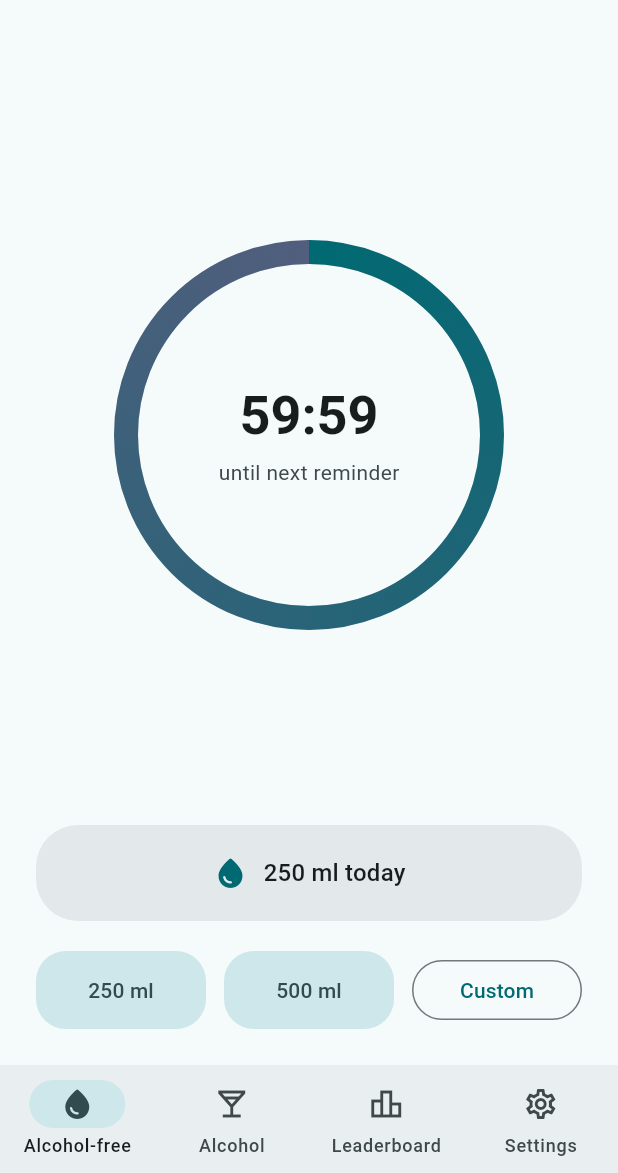
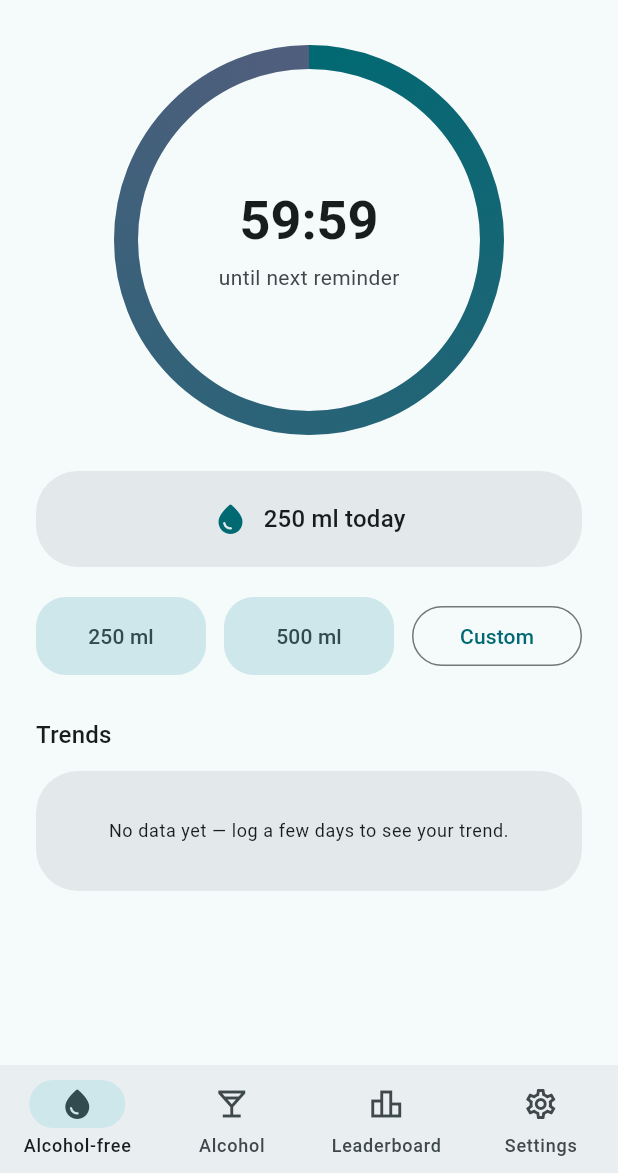
Before and after one commit to DevTimmOfTO/BetterDrink, a Flutter app: the screen it shows after launch, after a tap on an icon or button, on a phone screen of 412 x 824 dp, the part 63-1236 px from its top. Run offline on Flutter 3.47's test engine with Material 3 defaults, Android fonts, the phone set to English and light mode, and no system bars; our stand-ins replace fl_chart, flutter_local_notifications, flutter_riverpod, flutter_timezone, shared_preferences, timezone.

Commit message:
Add drink history charts and trends
Persists a day-bucketed hydration history (written at each day
rollover, 90-day retention) and derives alcohol day-buckets live from
the existing 30-day drink log, via a new pure bucketDrinksByDay/
fillMissingDays aggregator. Adds fl_chart and a themed HistoryChart
bar widget, shown as a "Trends" section on the Home and Alcohol tabs.
Verified on-device: empty state, live alcohol data, and seeded
multi-day hydration history all render correctly.

Co-Authored-By: Claude Sonnet 5 <noreply@anthropic.com>
Claude-Session: https://claude.ai/code/session_01BHWE5HpVm2vwhPCLGz9XNq

```diff
--- /dev/null
+++ b/lib/models/chart_point.dart
@@ -0,0 +1,7 @@
+/// One point in a day-bucketed trend chart.
+class ChartPoint {
+  const ChartPoint({required this.date, required this.value});
+
+  final DateTime date;
+  final double value;
+}
--- /dev/null
+++ b/lib/providers/alcohol_history_provider.dart
@@ -0,0 +1,12 @@
+import 'package:flutter_riverpod/flutter_riverpod.dart';
+
+import '../services/history_aggregator.dart';
+import 'alcohol_provider.dart';
+
+/// Derives per-day alcohol totals (grams of pure alcohol) directly from
+/// the in-memory drink list — no separate persistence needed since
+/// [alcoholProvider] already holds the full retained history.
+final alcoholHistoryProvider = Provider<Map<String, double>>((ref) {
+  final drinks = ref.watch(alcoholProvider);
+  return bucketDrinksByDay(drinks);
+});
--- /dev/null
+++ b/lib/providers/hydration_history_provider.dart
@@ -0,0 +1,24 @@
+import 'package:flutter_riverpod/flutter_riverpod.dart';
+
+import '../services/hydration_service.dart';
+
+/// Holds the day-bucketed hydration history (date key -> total ml),
+/// keeping it in sync with on-device persistence.
+class HydrationHistoryNotifier extends Notifier<Map<String, int>> {
+  @override
+  Map<String, int> build() {
+    _load();
+    return const {};
+  }
+
+  Future<void> _load() async {
+    state = await HydrationService.instance.loadHistory();
+  }
+
+  Future<void> reload() => _load();
+}
+
+final hydrationHistoryProvider =
+    NotifierProvider<HydrationHistoryNotifier, Map<String, int>>(
+  HydrationHistoryNotifier.new,
+);
--- a/lib/providers/hydration_provider.dart
+++ b/lib/providers/hydration_provider.dart
@@ -5,6 +5,7 @@ import '../models/hydration_state.dart';
 import '../services/hydration_service.dart';
 import '../services/notification_service.dart';
 import 'achievement_provider.dart';
+import 'hydration_history_provider.dart';
 import 'leaderboard_provider.dart';
 
 /// Holds today's hydration total and the next reminder time, keeping
@@ -20,6 +21,7 @@ class HydrationNotifier extends Notifier<HydrationState> {
     final todayMl = await HydrationService.instance.loadTodayMl();
     final next = await NotificationService.instance.ensureScheduled();
     state = HydrationState(todayMl: todayMl, nextReminderAt: next);
+    await ref.read(hydrationHistoryProvider.notifier).reload();
   }
 
   /// Logs a drink, restarts the countdown to the next reminder, and checks
--- a/lib/screens/alcohol_screen.dart
+++ b/lib/screens/alcohol_screen.dart
@@ -3,14 +3,20 @@ import 'dart:async';
 import 'package:flutter/material.dart';
 import 'package:flutter_riverpod/flutter_riverpod.dart';
 
+import '../providers/alcohol_history_provider.dart';
 import '../providers/alcohol_provider.dart';
 import '../providers/profile_provider.dart';
 import '../services/alcohol_calculator.dart';
+import '../services/history_aggregator.dart';
 import '../theme/app_theme.dart';
 import '../widgets/alcohol_help_sheet.dart';
 import '../widgets/countdown_ring.dart';
 import '../widgets/drink_history_list.dart';
 import '../widgets/drink_preset_grid.dart';
+import '../widgets/history_chart.dart';
+
+/// Number of trailing days shown in the Trends chart.
+const int _trendWindowDays = 14;
 
 /// Alcohol-consumption tab: an estimated blood-alcohol overview, one-tap
 /// logging for typical drinks, and a history of what's been logged.
@@ -44,6 +50,8 @@ class _AlcoholScreenState extends ConsumerState<AlcoholScreen> {
   Widget build(BuildContext context) {
     final drinks = ref.watch(alcoholProvider);
     final profile = ref.watch(profileProvider);
+    final alcoholHistory = ref.watch(alcoholHistoryProvider);
+    final trendPoints = fillMissingDays(alcoholHistory, days: _trendWindowDays);
     final now = DateTime.now();
     final currentBac = estimateBac(drinks: drinks, at: now, profile: profile);
     final peakBac = drinks.isEmpty
@@ -83,6 +91,10 @@ class _AlcoholScreenState extends ConsumerState<AlcoholScreen> {
               drinks: drinks,
               onDelete: (id) => ref.read(alcoholProvider.notifier).removeDrink(id),
             ),
+            const SizedBox(height: 28),
+            Text('Trends', style: Theme.of(context).textTheme.titleMedium),
+            const SizedBox(height: 12),
+            HistoryChart(points: trendPoints, unit: 'g'),
           ],
         ),
       ),
--- a/lib/screens/home_screen.dart
+++ b/lib/screens/home_screen.dart
@@ -4,10 +4,16 @@ import 'package:flutter/material.dart';
 import 'package:flutter_riverpod/flutter_riverpod.dart';
 
 import '../models/achievement.dart';
+import '../providers/hydration_history_provider.dart';
 import '../providers/hydration_provider.dart';
 import '../providers/settings_provider.dart';
+import '../services/history_aggregator.dart';
 import '../widgets/countdown_ring.dart';
+import '../widgets/history_chart.dart';
 import '../widgets/quick_add_row.dart';
+
+/// Number of trailing days shown in the Trends chart.
+const int _trendWindowDays = 14;
 
 /// Hydration tab: a depleting countdown ring to the next reminder, today's
 /// total intake, and quick-add buttons for logging a drink.
@@ -39,32 +45,30 @@ class _HomeScreenState extends ConsumerState<HomeScreen> {
   Widget build(BuildContext context) {
     final hydration = ref.watch(hydrationProvider);
     final settings = ref.watch(settingsProvider);
+    final history = ref.watch(hydrationHistoryProvider);
 
     final nextReminderAt = hydration.nextReminderAt;
     final remaining = nextReminderAt == null
         ? Duration.zero
         : nextReminderAt.difference(DateTime.now());
     final total = Duration(minutes: settings.intervalMinutes);
+    final trendPoints = fillMissingDays(history, days: _trendWindowDays);
 
     return Scaffold(
       appBar: AppBar(title: const Text('BetterDrink')),
       body: SafeArea(
-        child: Padding(
+        child: ListView(
           padding: const EdgeInsets.symmetric(horizontal: 24, vertical: 16),
-          child: Column(
           children: [
-              Expanded(
-                child: Center(
+            Center(
               child: CountdownRing(
                 remaining: remaining.isNegative ? Duration.zero : remaining,
                 total: total,
                 timeLabel: _formatRemaining(remaining),
-                    subLabel: remaining.isNegative
-                        ? 'reminder due'
-                        : 'until next reminder',
+                subLabel: remaining.isNegative ? 'reminder due' : 'until next reminder',
               ),
             ),
-              ),
+            const SizedBox(height: 24),
             _TodayTotalCard(todayMl: hydration.todayMl),
             const SizedBox(height: 20),
             QuickAddRow(
@@ -76,9 +80,12 @@ class _HomeScreenState extends ConsumerState<HomeScreen> {
                 }
               },
             ),
+            const SizedBox(height: 28),
+            Text('Trends', style: Theme.of(context).textTheme.titleMedium),
+            const SizedBox(height: 12),
+            HistoryChart(points: trendPoints, unit: 'ml'),
             const SizedBox(height: 8),
           ],
-          ),
         ),
       ),
     );
--- /dev/null
+++ b/lib/services/date_key.dart
@@ -0,0 +1,7 @@
+/// Formats [date] as a `YYYY-MM-DD` key. Shared by hydration history and
+/// alcohol trend aggregation so both bucket days identically, and by
+/// [HydrationService] for its own daily-reset bookkeeping.
+String dateKey(DateTime date) =>
+    '${date.year.toString().padLeft(4, '0')}-'
+    '${date.month.toString().padLeft(2, '0')}-'
+    '${date.day.toString().padLeft(2, '0')}';
--- /dev/null
+++ b/lib/services/history_aggregator.dart
@@ -0,0 +1,36 @@
+import '../models/chart_point.dart';
+import '../models/drink_entry.dart';
+import 'alcohol_calculator.dart';
+import 'date_key.dart';
+
+/// Sums grams of pure alcohol per day from [drinks], keyed by [dateKey].
+/// Pure and side-effect free — [drinks] is expected to already be the
+/// retained history (see [AlcoholService]'s 30-day retention window).
+Map<String, double> bucketDrinksByDay(List<DrinkEntry> drinks) {
+  final buckets = <String, double>{};
+  for (final drink in drinks) {
+    final key = dateKey(drink.timestamp);
+    final grams =
+        gramsOfAlcohol(volumeMl: drink.volumeMl, abvPercent: drink.abvPercent);
+    buckets[key] = (buckets[key] ?? 0) + grams;
+  }
+  return buckets;
+}
+
+/// Normalizes [buckets] (a [dateKey] mapped to a value) into an ordered,
+/// oldest-first list of the last [days] days ending today, filling in
+/// zeros for days with no data — ready for direct chart consumption.
+List<ChartPoint> fillMissingDays(
+  Map<String, num> buckets, {
+  required int days,
+  DateTime? now,
+}) {
+  final today = now ?? DateTime.now();
+  final anchor = DateTime(today.year, today.month, today.day);
+  final points = <ChartPoint>[];
+  for (var i = days - 1; i >= 0; i--) {
+    final day = anchor.subtract(Duration(days: i));
+    points.add(ChartPoint(date: day, value: (buckets[dateKey(day)] ?? 0).toDouble()));
+  }
+  return points;
+}
--- a/lib/services/hydration_service.dart
+++ b/lib/services/hydration_service.dart
@@ -1,3 +1,6 @@
+import 'dart:convert';
+
+import 'package:betterdrink/services/date_key.dart';
 import 'package:betterdrink/services/leaderboard_service.dart';
 import 'package:betterdrink/services/settings_service.dart';
 import 'package:shared_preferences/shared_preferences.dart';
@@ -13,11 +16,11 @@ class HydrationService {
   static const _keyNextReminderAt = 'hydration_next_reminder_at';
   static const _keyGoalHitDays = 'settings_goal_hit_days';
   static const _keyTotalDrinksLogged = 'hydration_total_drinks_logged';
+  static const _keyHistory = 'hydration_history';
 
-  String _dateKey(DateTime date) =>
-      '${date.year.toString().padLeft(4, '0')}-'
-      '${date.month.toString().padLeft(2, '0')}-'
-      '${date.day.toString().padLeft(2, '0')}';
+  /// Day-bucketed totals older than this no longer affect the trend chart,
+  /// so they're dropped instead of growing the history forever.
+  static const _historyRetention = Duration(days: 90);
 
   Future<int> loadTodayMl() async {
     final prefs = await SharedPreferences.getInstance();
@@ -48,10 +51,40 @@ class HydrationService {
     );
   }
 
+  /// Day-bucketed hydration totals (date key -> ml), pruned to the last
+  /// [_historyRetention], for the Trends chart on the Home tab.
+  Future<Map<String, int>> loadHistory() async {
+    final prefs = await SharedPreferences.getInstance();
+    return _pruneHistory(await _readHistory(prefs));
+  }
+
+  Future<Map<String, int>> _readHistory(SharedPreferences prefs) async {
+    final raw = prefs.getString(_keyHistory);
+    if (raw == null) return {};
+    final decoded = jsonDecode(raw) as Map<String, dynamic>;
+    return decoded.map((key, value) => MapEntry(key, value as int));
+  }
+
+  Map<String, int> _pruneHistory(Map<String, int> history) {
+    final cutoffKey = dateKey(DateTime.now().subtract(_historyRetention));
+    return {
+      for (final entry in history.entries)
+        if (entry.key.compareTo(cutoffKey) >= 0) entry.key: entry.value,
+    };
+  }
+
   Future<void> _resetIfNewDay(SharedPreferences prefs) async {
-    final today = _dateKey(DateTime.now());
-    if (prefs.getString(_keyLastResetDate) != today) {
+    final today = dateKey(DateTime.now());
+    final lastResetDate = prefs.getString(_keyLastResetDate);
+    if (lastResetDate != today) {
       final finishedDayMl = prefs.getInt(_keyTodayMl) ?? 0;
+
+      if (lastResetDate != null) {
+        final history = _pruneHistory(await _readHistory(prefs));
+        history[lastResetDate] = finishedDayMl;
+        await prefs.setString(_keyHistory, jsonEncode(history));
+      }
+
       final goalMl = (await SettingsService.instance.load()).dailyGoalMl;
       if (finishedDayMl >= goalMl) {
         final hits = prefs.getInt(_keyGoalHitDays) ?? 0;
--- /dev/null
+++ b/lib/widgets/history_chart.dart
@@ -0,0 +1,99 @@
+import 'package:fl_chart/fl_chart.dart';
+import 'package:flutter/material.dart';
+
+import '../models/chart_point.dart';
+
+/// A themed bar chart for day-bucketed trend data (e.g. hydration ml/day
+/// or alcohol g/day), labeled with a [unit] suffix in tooltips.
+class HistoryChart extends StatelessWidget {
+  const HistoryChart({super.key, required this.points, required this.unit});
+
+  final List<ChartPoint> points;
+  final String unit;
+
+  @override
+  Widget build(BuildContext context) {
+    final colorScheme = Theme.of(context).colorScheme;
+
+    if (points.every((point) => point.value == 0)) {
+      return Card(
+        child: Padding(
+          padding: const EdgeInsets.symmetric(vertical: 32, horizontal: 24),
+          child: Center(
+            child: Text(
+              'No data yet — log a few days to see your trend.',
+              style: Theme.of(context).textTheme.bodySmall,
+              textAlign: TextAlign.center,
+            ),
+          ),
+        ),
+      );
+    }
+
+    final maxValue = points.map((point) => point.value).reduce((a, b) => a > b ? a : b);
+    final labelEvery = (points.length / 6).ceil().clamp(1, points.length);
+    final barWidth = (280 / points.length).clamp(4.0, 18.0);
+
+    return SizedBox(
+      height: 180,
+      child: BarChart(
+        BarChartData(
+          maxY: maxValue * 1.2,
+          barTouchData: BarTouchData(
+            touchTooltipData: BarTouchTooltipData(
+              getTooltipColor: (_) => colorScheme.inverseSurface,
+              getTooltipItem: (group, groupIndex, rod, rodIndex) {
+                final point = points[group.x];
+                return BarTooltipItem(
+                  '${point.value.toStringAsFixed(0)} $unit',
+                  TextStyle(color: colorScheme.onInverseSurface),
+                );
+              },
+            ),
+          ),
+          titlesData: FlTitlesData(
+            topTitles: const AxisTitles(sideTitles: SideTitles(showTitles: false)),
+            rightTitles: const AxisTitles(sideTitles: SideTitles(showTitles: false)),
+            leftTitles: const AxisTitles(sideTitles: SideTitles(showTitles: false)),
+            bottomTitles: AxisTitles(
+              sideTitles: SideTitles(
+                showTitles: true,
+                reservedSize: 24,
+                getTitlesWidget: (value, meta) {
+                  final index = value.toInt();
+                  if (index < 0 || index >= points.length || index % labelEvery != 0) {
+                    return const SizedBox.shrink();
+                  }
+                  final date = points[index].date;
+                  return Padding(
+                    padding: const EdgeInsets.only(top: 6),
+                    child: Text(
+                      '${date.day}/${date.month}',
+                      style: Theme.of(context).textTheme.bodySmall,
+                    ),
+                  );
+                },
+              ),
+            ),
+          ),
+          gridData: const FlGridData(show: false),
+          borderData: FlBorderData(show: false),
+          barGroups: [
+            for (var i = 0; i < points.length; i++)
+              BarChartGroupData(
+                x: i,
+                barRods: [
+                  BarChartRodData(
+                    toY: points[i].value,
+                    color: colorScheme.primary,
+                    width: barWidth,
+                    borderRadius: BorderRadius.circular(4),
+                  ),
+                ],
+              ),
+          ],
+        ),
+      ),
+    );
+  }
+}
--- a/pubspec.yaml
+++ b/pubspec.yaml
@@ -39,6 +39,7 @@ dependencies:
   timezone: ^0.11.1
   shared_preferences: ^2.5.5
   flutter_timezone: ^5.1.0
+  fl_chart: ^1.2.0
 
 dev_dependencies:
   flutter_test:
```
Also changed, not shown: pubspec.lock, 2 other files. Lines whose indentation alone changed are shown as unchanged.
